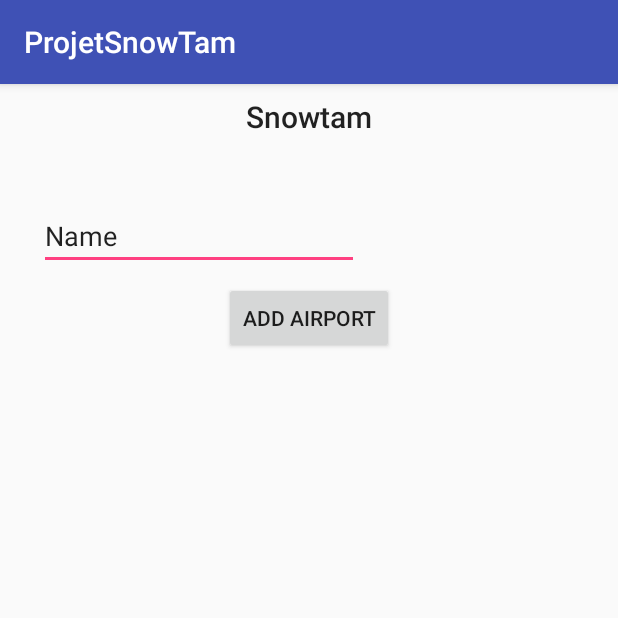
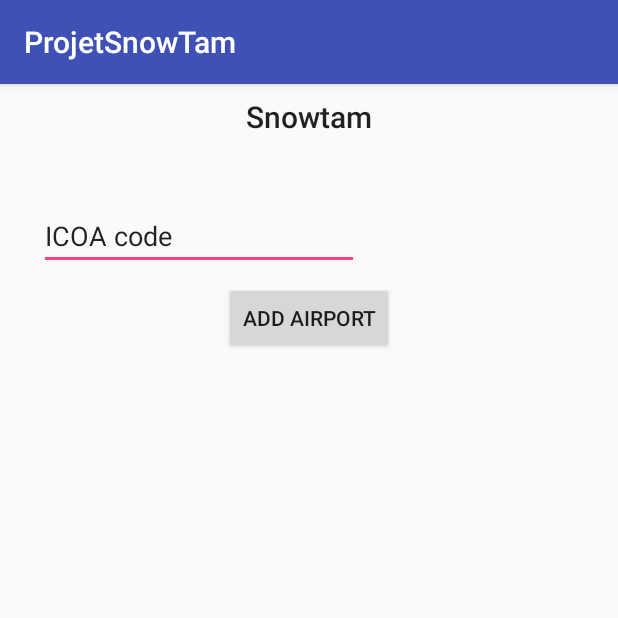
Before and after one commit to PaulCORDON/SnowTam, an Android app: the screen it shows after launch (MainActivity), on a phone screen of 412 x 824 dp, the top half of it. Run offline under Robolectric (Android 15) with nearby library versions, the phone set to English and light mode, and no system bars.

Commit message:
add MapActivity

```diff
--- a/SnowTam/ProjetSnowTam/app/build.gradle
+++ b/SnowTam/ProjetSnowTam/app/build.gradle
@@ -22,6 +22,7 @@ dependencies {
     implementation fileTree(dir: 'libs', include: ['*.jar'])
     implementation 'com.android.support:appcompat-v7:27.1.1'
     implementation 'com.android.support.constraint:constraint-layout:1.1.3'
+    implementation 'com.google.android.gms:play-services-maps:16.0.0'
     testImplementation 'junit:junit:4.12'
     androidTestImplementation 'com.android.support.test:runner:1.0.2'
     androidTestImplementation 'com.android.support.test.espresso:espresso-core:3.0.2'
--- a/SnowTam/ProjetSnowTam/app/src/main/res/layout/activity_main.xml
+++ b/SnowTam/ProjetSnowTam/app/src/main/res/layout/activity_main.xml
@@ -49,7 +49,7 @@
         android:layout_marginTop="8dp"
         android:ems="10"
         android:inputType="textPersonName"
-        android:text="Name"
+        android:text="@string/CodeICAO"
         app:layout_constraintBottom_toBottomOf="parent"
         app:layout_constraintEnd_toEndOf="parent"
         app:layout_constraintHorizontal_bias="0.1"
@@ -67,7 +67,7 @@
         android:layout_marginTop="8dp"
         android:ems="10"
         android:inputType="textPersonName"
-        android:text="Name"
+        android:text="@string/CodeICAO"
         android:visibility="gone"
         app:layout_constraintBottom_toBottomOf="parent"
         app:layout_constraintEnd_toEndOf="parent"
@@ -86,7 +86,7 @@
         android:layout_marginTop="8dp"
         android:ems="10"
         android:inputType="textPersonName"
-        android:text="Name"
+        android:text="@string/CodeICAO"
         android:visibility="gone"
         app:layout_constraintBottom_toBottomOf="parent"
         app:layout_constraintEnd_toEndOf="parent"
@@ -105,7 +105,7 @@
         android:layout_marginTop="8dp"
         android:ems="10"
         android:inputType="textPersonName"
-        android:text="Name"
+        android:text="@string/CodeICAO"
         android:visibility="gone"
         app:layout_constraintBottom_toBottomOf="parent"
         app:layout_constraintEnd_toEndOf="parent"
@@ -124,7 +124,7 @@
         android:layout_marginTop="8dp"
         android:ems="10"
         android:inputType="textPersonName"
-        android:text="Name"
+        android:text="@string/CodeICAO"
         android:visibility="gone"
         app:layout_constraintBottom_toBottomOf="parent"
         app:layout_constraintEnd_toEndOf="parent"
@@ -143,7 +143,7 @@
         android:layout_marginTop="8dp"
         android:ems="10"
         android:inputType="textPersonName"
-        android:text="Name"
+        android:text="@string/CodeICAO"
         android:visibility="gone"
         app:layout_constraintBottom_toBottomOf="parent"
         app:layout_constraintEnd_toEndOf="parent"
--- a/SnowTam/ProjetSnowTam/app/src/main/res/values/strings.xml
+++ b/SnowTam/ProjetSnowTam/app/src/main/res/values/strings.xml
@@ -3,6 +3,8 @@
     <string name="Search">Search</string>
     <string name="Snowtam">Snowtam</string>
     <string name="AddAirport">Add Airport</string>
-
+    <string name="title_activity_maps">Map</string>
+    <string name="CodeICAO">ICOA code</string>
+    <string name="google_maps_key">AIzaSyC1FlhgbntKfJRYl53xoaVK9txyMpd9Big</string>
 
 </resources>
```
Also changed, not shown: SnowTam/ProjetSnowTam/app/src/debug/res/values/google_maps_api.xml (added, +24 -0 lines), SnowTam/ProjetSnowTam/app/src/main/AndroidManifest.xml (+22 -0 lines), SnowTam/ProjetSnowTam/app/src/main/java/com/ensim/projetsnowtam/MapsActivity.java (added, +46 -0 lines), SnowTam/ProjetSnowTam/app/src/main/res/layout/activity_maps.xml (added, +9 -0 lines), 1 other file.
